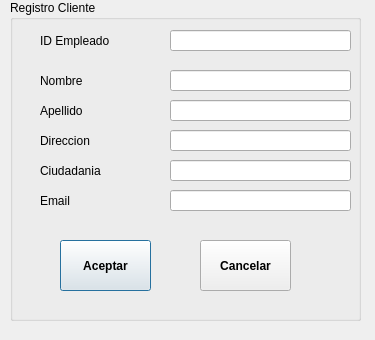
This is Sistema_de_Registro_de_Hotel/gui_cliente.ui in JeffersonFarCar/Sistema-de-Registro-de-Hotel as Qt 5 draws it before an edit. The edited form follows.
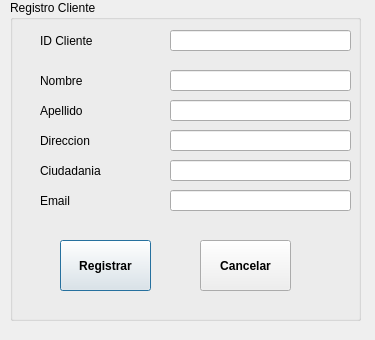
This is the edited form.

Commit message: Actualización Cliente

```diff
--- a/Sistema_de_Registro_de_Hotel/gui_cliente.ui
+++ b/Sistema_de_Registro_de_Hotel/gui_cliente.ui
@@ -35,7 +35,7 @@
      </rect>
     </property>
     <property name="text">
-     <string>ID Empleado</string>
+     <string>ID Cliente</string>
     </property>
    </widget>
    <widget class="QLineEdit" name="lineEdit">
@@ -182,7 +182,7 @@
      </font>
     </property>
     <property name="text">
-     <string>Aceptar</string>
+     <string>Registrar</string>
     </property>
    </widget>
    <widget class="QPushButton" name="Cancel_button">
```
The commit also changes 22 other files.
